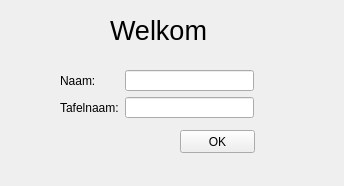
Qt form src/app/ruleCreator/welcomeWindow.ui (Dtai/PokerbotClient) before a commit.
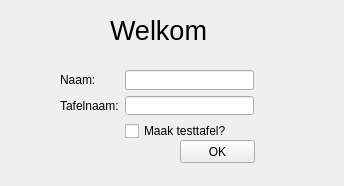
The same form after that commit.

Patch:
```diff
--- a/src/app/ruleCreator/welcomeWindow.ui
+++ b/src/app/ruleCreator/welcomeWindow.ui
@@ -29,7 +29,7 @@
    <property name="geometry">
     <rect>
      <x>180</x>
-     <y>130</y>
+     <y>140</y>
      <width>75</width>
      <height>23</height>
     </rect>
@@ -44,7 +44,7 @@
      <x>60</x>
      <y>70</y>
      <width>194</width>
-     <height>48</height>
+     <height>71</height>
     </rect>
    </property>
    <layout class="QFormLayout" name="formLayout">
@@ -68,6 +68,13 @@
     <item row="1" column="1">
      <widget class="QLineEdit" name="leTableName"/>
     </item>
+    <item row="2" column="1">
+     <widget class="QCheckBox" name="checkBox">
+      <property name="text">
+       <string>Maak testtafel?</string>
+      </property>
+     </widget>
+    </item>
    </layout>
   </widget>
   <widget class="QLabel" name="label">
```
